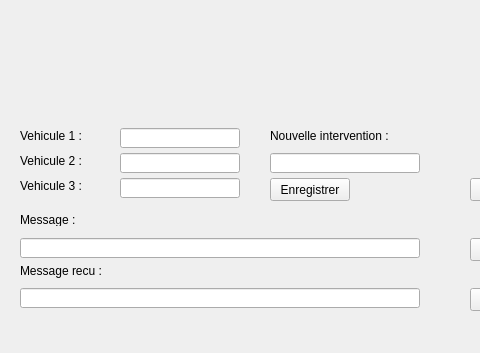
Above: manager.ui from wget/hepl-2-unix before the change; both pictures show x 0 to 480 and y 172 to 525 of the 570 by 525 pixel window. Below: the same form after it.
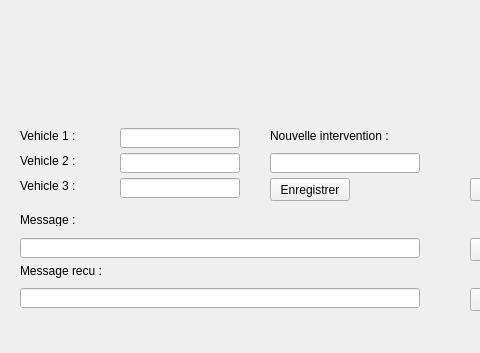
That is the form after the change.

Diff of the .ui file:
```diff
--- a/manager.ui
+++ b/manager.ui
@@ -24,7 +24,7 @@
      </rect>
     </property>
     <property name="text">
-     <string>Vehicule 1 :</string>
+     <string>Vehicle 1 :</string>
     </property>
    </widget>
    <widget class="QLabel" name="labelV2">
@@ -37,7 +37,7 @@
      </rect>
     </property>
     <property name="text">
-     <string>Vehicule 2 :</string>
+     <string>Vehicle 2 :</string>
     </property>
    </widget>
    <widget class="QLabel" name="labelV3">
@@ -50,7 +50,7 @@
      </rect>
     </property>
     <property name="text">
-     <string>Vehicule 3 :</string>
+     <string>Vehicle 3 :</string>
     </property>
    </widget>
    <widget class="QLineEdit" name="lineV1">
```
Left out of the diff: 6 changed lines with no effect on the pictures.
